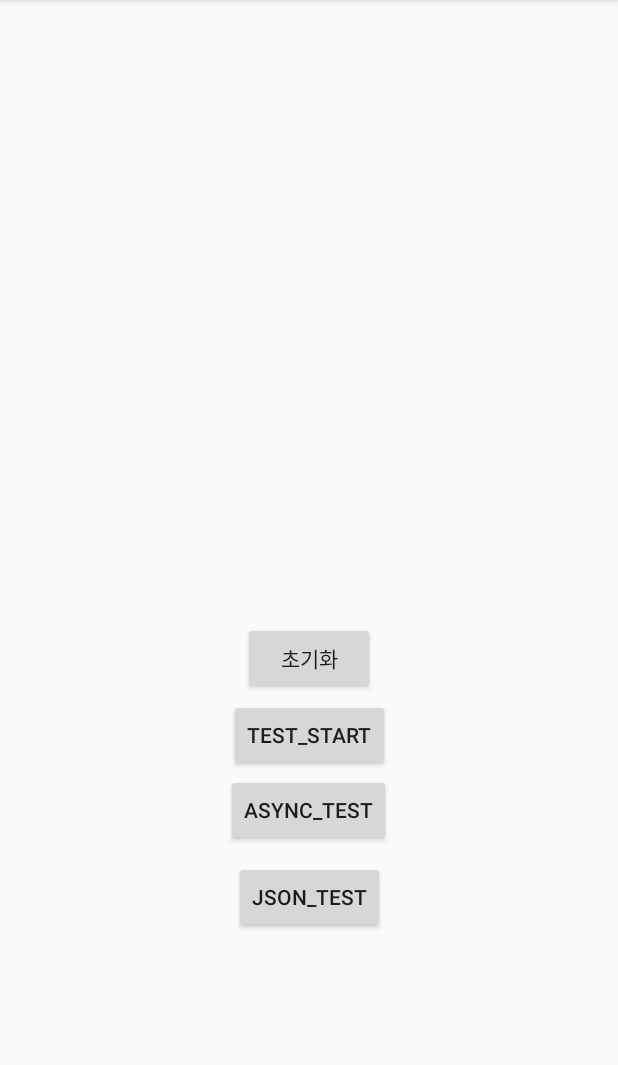
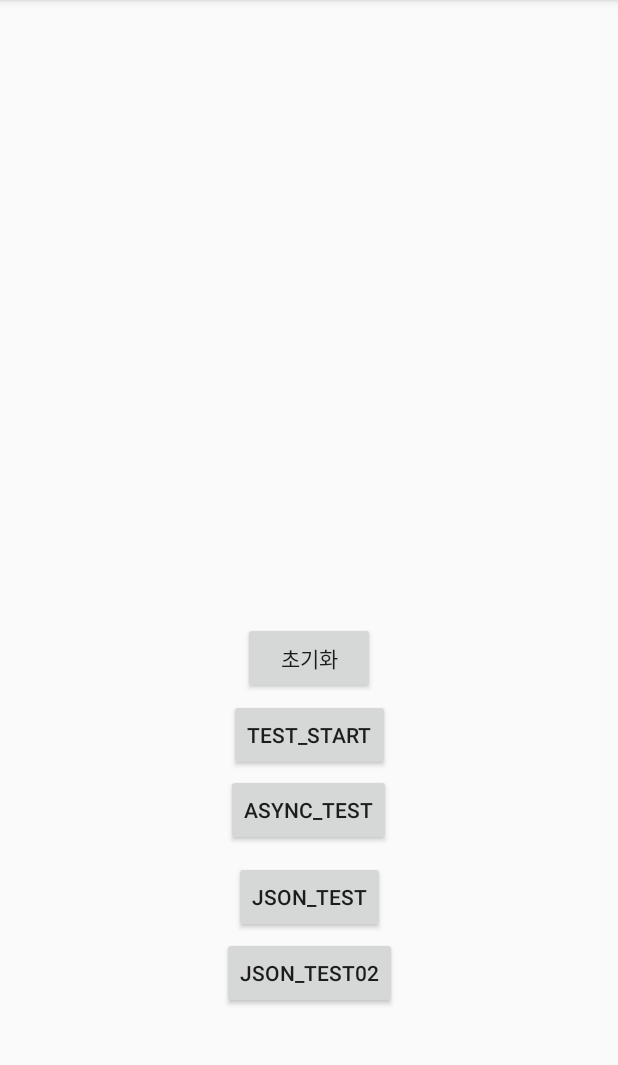
Before and after one commit to mickeyshoes/lab, an Android app: the screen it shows after launch (MainActivity), after a tap on "JSON_TEST", on a phone screen of 412 x 824 dp, the part 84-1149 px from its top. Run offline under Robolectric (Android 15) with nearby library versions, the light colour scheme and no system bars.

Commit message:
json test1

```diff
--- a/android_test_01/app/src/main/java/com/example/android_test_01/MainActivity.java
+++ b/android_test_01/app/src/main/java/com/example/android_test_01/MainActivity.java
@@ -22,6 +22,8 @@ import java.net.HttpURLConnection;
 import java.net.MalformedURLException;
 import java.net.SocketTimeoutException;
 import java.net.URL;
+import java.util.ArrayList;
+import java.util.concurrent.ExecutionException;
 
 public class MainActivity extends AppCompatActivity {
 
@@ -74,7 +76,23 @@ public class MainActivity extends AppCompatActivity {
             @Override
             public void onClick(View v) {
                 JsonAsyncTask jsontask = new JsonAsyncTask();
-                jsontask.execute("http://192.168.0.15:8881/dbtest/test_connect");
+                jsontask.execute("http://10.0.2.2:8000/print/accept_hello");
+
+            }
+        });
+
+        Button button5 = (Button)findViewById(R.id.json_make);
+        button5.setOnClickListener(new View.OnClickListener() {
+            @Override
+            public void onClick(View v) {
+                Jsontest js = new Jsontest();
+                try {
+                    txtmsg01.setText(js.execute().get());
+                } catch (ExecutionException e) {
+                    e.printStackTrace();
+                } catch (InterruptedException e) {
+                    e.printStackTrace();
+                }
 
             }
         });
@@ -273,6 +291,6 @@ public class MainActivity extends AppCompatActivity {
         }
     }
 
-
+    //https://mainia.tistory.com/5673
 
 }
--- a/android_test_01/app/src/main/res/layout/activity_main.xml
+++ b/android_test_01/app/src/main/res/layout/activity_main.xml
@@ -63,4 +63,15 @@
         app:layout_constraintTop_toTopOf="parent"
         app:layout_constraintVertical_bias="0.797" />
 
+    <Button
+        android:id="@+id/json_make"
+        android:layout_width="wrap_content"
+        android:layout_height="wrap_content"
+        android:text="json_test02"
+        app:layout_constraintBottom_toBottomOf="parent"
+        app:layout_constraintLeft_toLeftOf="parent"
+        app:layout_constraintRight_toRightOf="parent"
+        app:layout_constraintTop_toTopOf="parent"
+        app:layout_constraintVertical_bias="0.868" />
+
 </android.support.constraint.ConstraintLayout>
```
Also changed, not shown: android_test_01/app/src/main/java/com/example/android_test_01/Jsontest.java (added, +55 -0 lines), android_test_01/app/src/main/java/com/example/android_test_01/User.java (added, +12 -0 lines).
